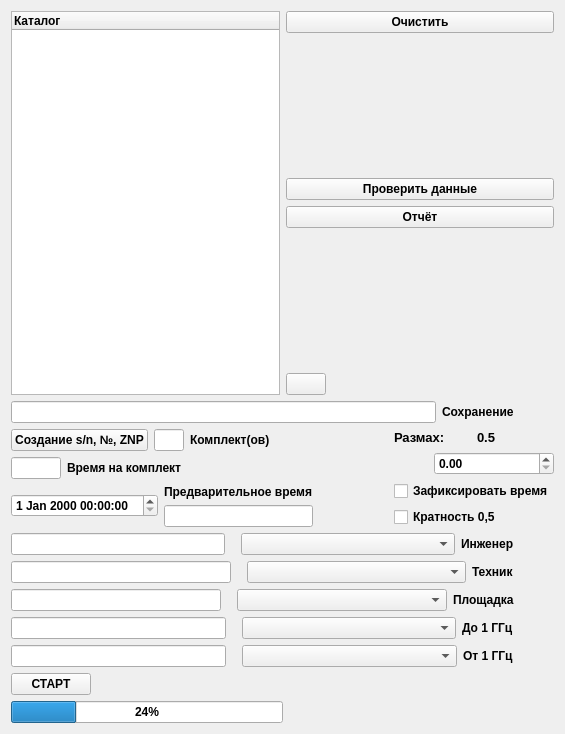
Old version of the form source/generator/generatorpemiwidget.ui in the repository VictorZ08/Path.
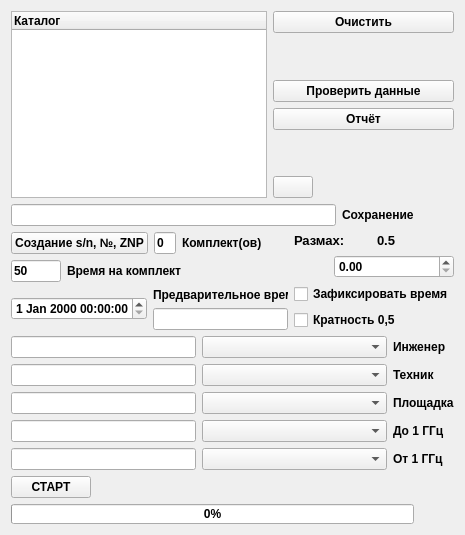
New version of the form. Icons and pictures are not drawn.

```diff
--- a/source/generator/generatorpemiwidget.ui
+++ b/source/generator/generatorpemiwidget.ui
@@ -6,10 +6,34 @@
    <rect>
     <x>0</x>
     <y>0</y>
-    <width>565</width>
-    <height>734</height>
+    <width>465</width>
+    <height>535</height>
    </rect>
   </property>
+  <property name="sizePolicy">
+   <sizepolicy hsizetype="Preferred" vsizetype="Preferred">
+    <horstretch>0</horstretch>
+    <verstretch>0</verstretch>
+   </sizepolicy>
+  </property>
+  <property name="minimumSize">
+   <size>
+    <width>465</width>
+    <height>535</height>
+   </size>
+  </property>
+  <property name="sizeIncrement">
+   <size>
+    <width>0</width>
+    <height>0</height>
+   </size>
+  </property>
+  <property name="baseSize">
+   <size>
+    <width>0</width>
+    <height>0</height>
+   </size>
+  </property>
   <property name="font">
    <font>
     <weight>75</weight>
@@ -25,8 +49,10 @@
   <property name="windowTitle">
    <string>Генератор ПЭМИН</string>
   </property>
-  <layout class="QGridLayout" name="gridLayout">
-   <item row="0" column="0">
+  <layout class="QGridLayout" name="gridLayout_2">
+   <item row="0" column="0" colspan="2">
+    <layout class="QVBoxLayout" name="verticalLayout_5">
+     <item>
     <layout class="QHBoxLayout" name="horizontalLayout">
      <item>
       <widget class="QTreeWidget" name="m_loadSets_tw">
@@ -124,7 +150,7 @@
      </item>
     </layout>
    </item>
-   <item row="1" column="0">
+     <item>
     <layout class="QHBoxLayout" name="horizontalLayout_3">
      <item>
       <widget class="QLineEdit" name="m_saveSets_le"/>
@@ -154,7 +180,7 @@
      </item>
     </layout>
    </item>
-   <item row="2" column="0">
+     <item>
     <layout class="QHBoxLayout" name="horizontalLayout_17">
      <item>
       <layout class="QVBoxLayout" name="verticalLayout_7">
@@ -181,6 +207,9 @@
              <height>16777215</height>
             </size>
            </property>
+             <property name="text">
+              <string>0</string>
+             </property>
           </widget>
          </item>
          <item>
@@ -215,6 +244,9 @@
              <height>16777215</height>
             </size>
            </property>
+             <property name="text">
+              <string>50</string>
+             </property>
           </widget>
          </item>
          <item>
@@ -352,11 +384,9 @@
      </item>
     </layout>
    </item>
-   <item row="3" column="0">
-    <layout class="QVBoxLayout" name="verticalLayout_5">
      <item>
-      <layout class="QHBoxLayout" name="horizontalLayout_7">
-       <item>
+      <layout class="QGridLayout" name="gridLayout">
+       <item row="0" column="0">
         <widget class="QLineEdit" name="m_injener_le">
          <property name="sizePolicy">
           <sizepolicy hsizetype="Expanding" vsizetype="Fixed">
@@ -364,25 +394,12 @@
            <verstretch>0</verstretch>
           </sizepolicy>
          </property>
+         <property name="layoutDirection">
+          <enum>Qt::LeftToRight</enum>
+         </property>
         </widget>
        </item>
-       <item>
-        <spacer name="horizontalSpacer_5">
-         <property name="orientation">
-          <enum>Qt::Horizontal</enum>
-         </property>
-         <property name="sizeType">
-          <enum>QSizePolicy::Preferred</enum>
-         </property>
-         <property name="sizeHint" stdset="0">
-          <size>
-           <width>10</width>
-           <height>20</height>
-          </size>
-         </property>
-        </spacer>
-       </item>
-       <item>
+       <item row="0" column="1">
         <widget class="QComboBox" name="m_boxInjener_cb">
          <property name="sizePolicy">
           <sizepolicy hsizetype="Expanding" vsizetype="Fixed">
@@ -392,53 +409,21 @@
          </property>
         </widget>
        </item>
-       <item>
+       <item row="0" column="2">
         <widget class="QLabel" name="labelInjener">
          <property name="text">
           <string>Инженер</string>
          </property>
         </widget>
        </item>
-       <item>
-        <spacer name="horizontalSpacer_6">
-         <property name="orientation">
-          <enum>Qt::Horizontal</enum>
+       <item row="1" column="0">
+        <widget class="QLineEdit" name="m_tehnic_le">
+         <property name="text">
+          <string/>
          </property>
-         <property name="sizeType">
-          <enum>QSizePolicy::Preferred</enum>
-         </property>
-         <property name="sizeHint" stdset="0">
-          <size>
-           <width>40</width>
-           <height>20</height>
-          </size>
-         </property>
-        </spacer>
+        </widget>
        </item>
-      </layout>
-     </item>
-     <item>
-      <layout class="QHBoxLayout" name="horizontalLayout_8">
-       <item>
-        <widget class="QLineEdit" name="m_tehnic_le"/>
-       </item>
-       <item>
-        <spacer name="horizontalSpacer_10">
-         <property name="orientation">
-          <enum>Qt::Horizontal</enum>
-         </property>
-         <property name="sizeType">
-          <enum>QSizePolicy::Preferred</enum>
-         </property>
-         <property name="sizeHint" stdset="0">
-          <size>
-           <width>10</width>
-           <height>20</height>
-          </size>
-         </property>
-        </spacer>
-       </item>
-       <item>
+       <item row="1" column="1">
         <widget class="QComboBox" name="m_boxTehnic_cb">
          <property name="sizePolicy">
           <sizepolicy hsizetype="Expanding" vsizetype="Fixed">
@@ -448,57 +433,21 @@
          </property>
         </widget>
        </item>
-       <item>
+       <item row="1" column="2">
         <widget class="QLabel" name="labelTehnic">
          <property name="text">
           <string>Техник</string>
          </property>
         </widget>
        </item>
-       <item>
-        <spacer name="horizontalSpacer_11">
-         <property name="orientation">
-          <enum>Qt::Horizontal</enum>
-         </property>
-         <property name="sizeType">
-          <enum>QSizePolicy::Preferred</enum>
-         </property>
-         <property name="sizeHint" stdset="0">
-          <size>
-           <width>40</width>
-           <height>20</height>
-          </size>
-         </property>
-        </spacer>
-       </item>
-      </layout>
-     </item>
-     <item>
-      <layout class="QHBoxLayout" name="horizontalLayout_9">
-       <item>
+       <item row="2" column="0">
         <widget class="QLineEdit" name="m_workplace_le">
          <property name="text">
           <string/>
          </property>
         </widget>
        </item>
-       <item>
-        <spacer name="horizontalSpacer_12">
-         <property name="orientation">
-          <enum>Qt::Horizontal</enum>
-         </property>
-         <property name="sizeType">
-          <enum>QSizePolicy::Preferred</enum>
-         </property>
-         <property name="sizeHint" stdset="0">
-          <size>
-           <width>10</width>
-           <height>20</height>
-          </size>
-         </property>
-        </spacer>
-       </item>
-       <item>
+       <item row="2" column="1">
         <widget class="QComboBox" name="m_boxWorkplace_cb">
          <property name="sizePolicy">
           <sizepolicy hsizetype="Expanding" vsizetype="Fixed">
@@ -508,53 +457,17 @@
          </property>
         </widget>
        </item>
-       <item>
+       <item row="2" column="2">
         <widget class="QLabel" name="labelPlochadka">
          <property name="text">
           <string>Площадка</string>
          </property>
         </widget>
        </item>
-       <item>
-        <spacer name="horizontalSpacer_13">
-         <property name="orientation">
-          <enum>Qt::Horizontal</enum>
-         </property>
-         <property name="sizeType">
-          <enum>QSizePolicy::Preferred</enum>
-         </property>
-         <property name="sizeHint" stdset="0">
-          <size>
-           <width>40</width>
-           <height>20</height>
-          </size>
-         </property>
-        </spacer>
-       </item>
-      </layout>
-     </item>
-     <item>
-      <layout class="QHBoxLayout" name="horizontalLayout_10">
-       <item>
+       <item row="3" column="0">
         <widget class="QLineEdit" name="m_antenneLow1GGz_le"/>
        </item>
-       <item>
-        <spacer name="horizontalSpacer_14">
-         <property name="orientation">
-          <enum>Qt::Horizontal</enum>
-         </property>
-         <property name="sizeType">
-          <enum>QSizePolicy::Preferred</enum>
-         </property>
-         <property name="sizeHint" stdset="0">
-          <size>
-           <width>10</width>
-           <height>20</height>
-          </size>
-         </property>
-        </spacer>
-       </item>
-       <item>
+       <item row="3" column="1">
         <widget class="QComboBox" name="m_boxAntenneLow1GGz_cb">
          <property name="sizePolicy">
           <sizepolicy hsizetype="Expanding" vsizetype="Fixed">
@@ -564,53 +477,17 @@
          </property>
         </widget>
        </item>
-       <item>
+       <item row="3" column="2">
         <widget class="QLabel" name="labelAntenneLow_1GGz">
          <property name="text">
           <string>До 1 ГГц</string>
          </property>
         </widget>
        </item>
-       <item>
-        <spacer name="horizontalSpacer_15">
-         <property name="orientation">
-          <enum>Qt::Horizontal</enum>
-         </property>
-         <property name="sizeType">
-          <enum>QSizePolicy::Preferred</enum>
-         </property>
-         <property name="sizeHint" stdset="0">
-          <size>
-           <width>40</width>
-           <height>20</height>
-          </size>
-         </property>
-        </spacer>
-       </item>
-      </layout>
-     </item>
-     <item>
-      <layout class="QHBoxLayout" name="horizontalLayout_11">
-       <item>
+       <item row="4" column="0">
         <widget class="QLineEdit" name="m_antenneHeigh1GGz_le"/>
        </item>
-       <item>
-        <spacer name="horizontalSpacer_17">
-         <property name="orientation">
-          <enum>Qt::Horizontal</enum>
-         </property>
-         <property name="sizeType">
-          <enum>QSizePolicy::Preferred</enum>
-         </property>
-         <property name="sizeHint" stdset="0">
-          <size>
-           <width>10</width>
-           <height>20</height>
-          </size>
-         </property>
-        </spacer>
-       </item>
-       <item>
+       <item row="4" column="1">
         <widget class="QComboBox" name="m_boxAntenneHeigh1GGz_cb">
          <property name="sizePolicy">
           <sizepolicy hsizetype="Expanding" vsizetype="Fixed">
@@ -620,75 +497,38 @@
          </property>
         </widget>
        </item>
-       <item>
+       <item row="4" column="2">
         <widget class="QLabel" name="labelAntenneHeigh_1GGz">
          <property name="text">
           <string>От 1 ГГц</string>
          </property>
         </widget>
        </item>
-       <item>
-        <spacer name="horizontalSpacer_16">
-         <property name="orientation">
-          <enum>Qt::Horizontal</enum>
-         </property>
-         <property name="sizeType">
-          <enum>QSizePolicy::Preferred</enum>
-         </property>
-         <property name="sizeHint" stdset="0">
-          <size>
-           <width>40</width>
-           <height>20</height>
-          </size>
-         </property>
-        </spacer>
-       </item>
       </layout>
      </item>
     </layout>
    </item>
-   <item row="4" column="0">
-    <layout class="QHBoxLayout" name="horizontalLayout_16">
-     <item>
-      <layout class="QHBoxLayout" name="horizontalLayout_12">
-       <item>
+   <item row="1" column="0">
         <widget class="QPushButton" name="m_start_pb">
          <property name="text">
           <string>СТАРТ</string>
          </property>
         </widget>
        </item>
-      </layout>
-     </item>
-     <item>
+   <item row="1" column="1">
       <spacer name="horizontalSpacer_7">
        <property name="orientation">
         <enum>Qt::Horizontal</enum>
        </property>
        <property name="sizeHint" stdset="0">
         <size>
-         <width>40</width>
+       <width>621</width>
          <height>20</height>
         </size>
        </property>
       </spacer>
      </item>
-     <item>
-      <spacer name="horizontalSpacer_8">
-       <property name="orientation">
-        <enum>Qt::Horizontal</enum>
-       </property>
-       <property name="sizeHint" stdset="0">
-        <size>
-         <width>40</width>
-         <height>20</height>
-        </size>
-       </property>
-      </spacer>
-     </item>
-    </layout>
-   </item>
-   <item row="5" column="0">
+   <item row="2" column="0" colspan="2">
     <layout class="QHBoxLayout" name="horizontalLayout_13">
      <item>
       <widget class="QProgressBar" name="m_status_prb">
@@ -702,7 +542,7 @@
         </sizepolicy>
        </property>
        <property name="value">
-        <number>24</number>
+        <number>0</number>
        </property>
       </widget>
      </item>
@@ -711,6 +551,9 @@
        <property name="orientation">
         <enum>Qt::Horizontal</enum>
        </property>
+       <property name="sizeType">
+        <enum>QSizePolicy::Preferred</enum>
+       </property>
        <property name="sizeHint" stdset="0">
         <size>
          <width>40</width>
```
Left out of the diff: 2 changed lines with no effect on the pictures. Lines whose indentation alone changed are shown as unchanged.
